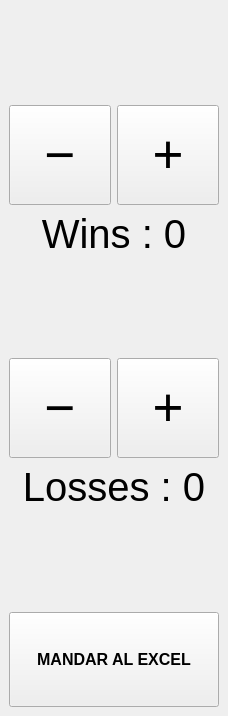
Old version of the form ui/main_window.ui in the repository Diegomastro/contador-de-partidos.
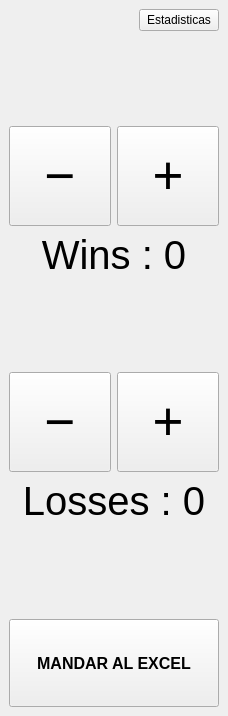
New version of the form.

Commit message: agregada pantalla de estadisticas

What changed in the file:
```diff
--- a/ui/main_window.ui
+++ b/ui/main_window.ui
@@ -21,8 +21,32 @@
   </property>
   <widget class="QWidget" name="centralwidget">
    <layout class="QGridLayout" name="gridLayout">
-    <item row="2" column="0">
+    <item row="0" column="0">
      <layout class="QVBoxLayout" name="verticalLayout">
+      <item>
+       <layout class="QHBoxLayout" name="horizontalLayout_3">
+        <item>
+         <spacer name="horizontalSpacer">
+          <property name="orientation">
+           <enum>Qt::Horizontal</enum>
+          </property>
+          <property name="sizeHint" stdset="0">
+           <size>
+            <width>40</width>
+            <height>20</height>
+           </size>
+          </property>
+         </spacer>
+        </item>
+        <item>
+         <widget class="QPushButton" name="btn_stats">
+          <property name="text">
+           <string>Estadisticas</string>
+          </property>
+         </widget>
+        </item>
+       </layout>
+      </item>
       <item>
        <spacer name="verticalSpacer_2">
         <property name="orientation">
```
The commit also changes 6 other files.
